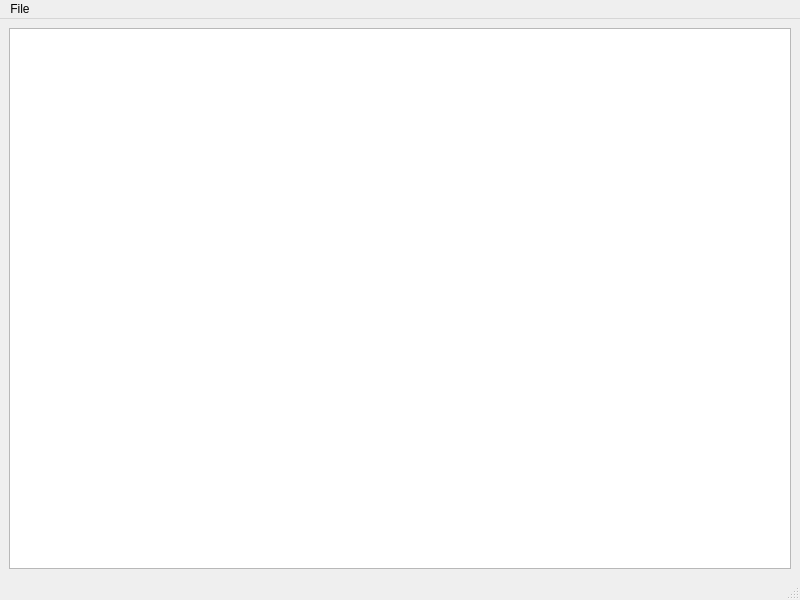
Above: mainwindow.ui from im-red/tasktree before the change. Below: the same form after it.
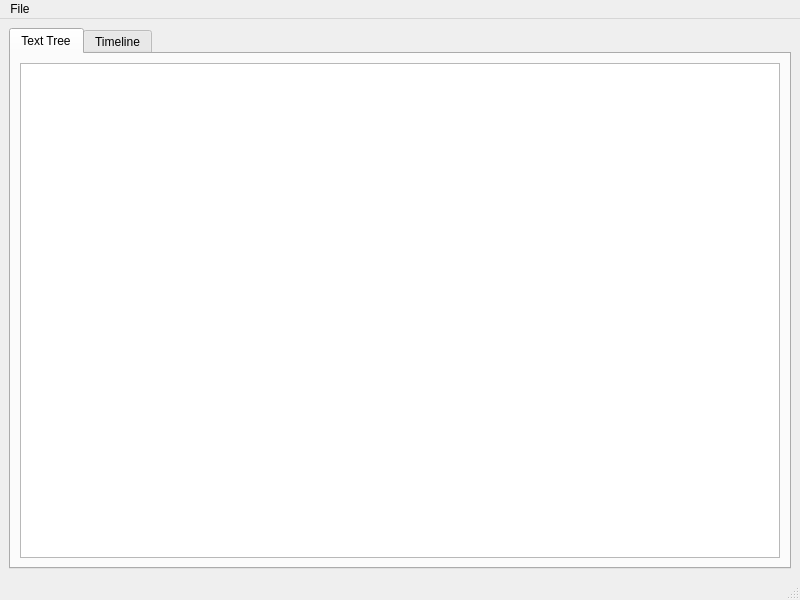
That is the form after the change. Custom widgets are drawn as their Qt base class.

Commit message: add timeline view

Patch:
```diff
--- a/mainwindow.ui
+++ b/mainwindow.ui
@@ -16,10 +16,34 @@
   <widget class="QWidget" name="centralwidget">
    <layout class="QVBoxLayout" name="verticalLayout">
     <item>
-     <widget class="QTextBrowser" name="textBrowser">
-      <property name="lineWrapMode">
-       <enum>QTextEdit::NoWrap</enum>
+     <widget class="QTabWidget" name="tabWidget">
+      <property name="currentIndex">
+       <number>0</number>
       </property>
+      <widget class="QWidget" name="tab">
+       <attribute name="title">
+        <string>Text Tree</string>
+       </attribute>
+       <layout class="QVBoxLayout" name="verticalLayout_2">
+        <item>
+         <widget class="QTextBrowser" name="textBrowser">
+          <property name="lineWrapMode">
+           <enum>QTextEdit::NoWrap</enum>
+          </property>
+         </widget>
+        </item>
+       </layout>
+      </widget>
+      <widget class="QWidget" name="tab_2">
+       <attribute name="title">
+        <string>Timeline</string>
+       </attribute>
+       <layout class="QVBoxLayout" name="verticalLayout_3">
+        <item>
+         <widget class="TimeLineWidget" name="widgetTimeline" native="true"/>
+        </item>
+       </layout>
+      </widget>
      </widget>
     </item>
    </layout>
@@ -48,6 +72,14 @@
    </property>
   </action>
  </widget>
+ <customwidgets>
+  <customwidget>
+   <class>TimeLineWidget</class>
+   <extends>QWidget</extends>
+   <header>timelinewidget.h</header>
+   <container>1</container>
+  </customwidget>
+ </customwidgets>
  <resources/>
  <connections/>
 </ui>
```
The commit also changes 15 other files.
